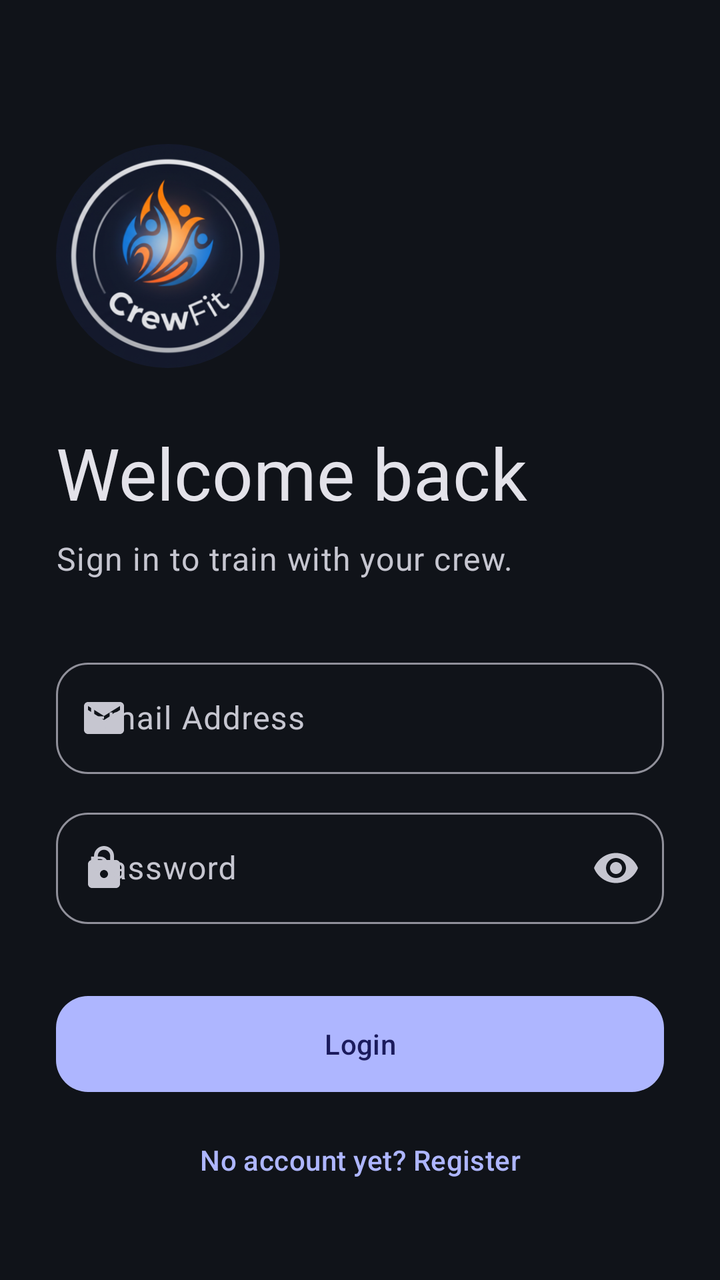
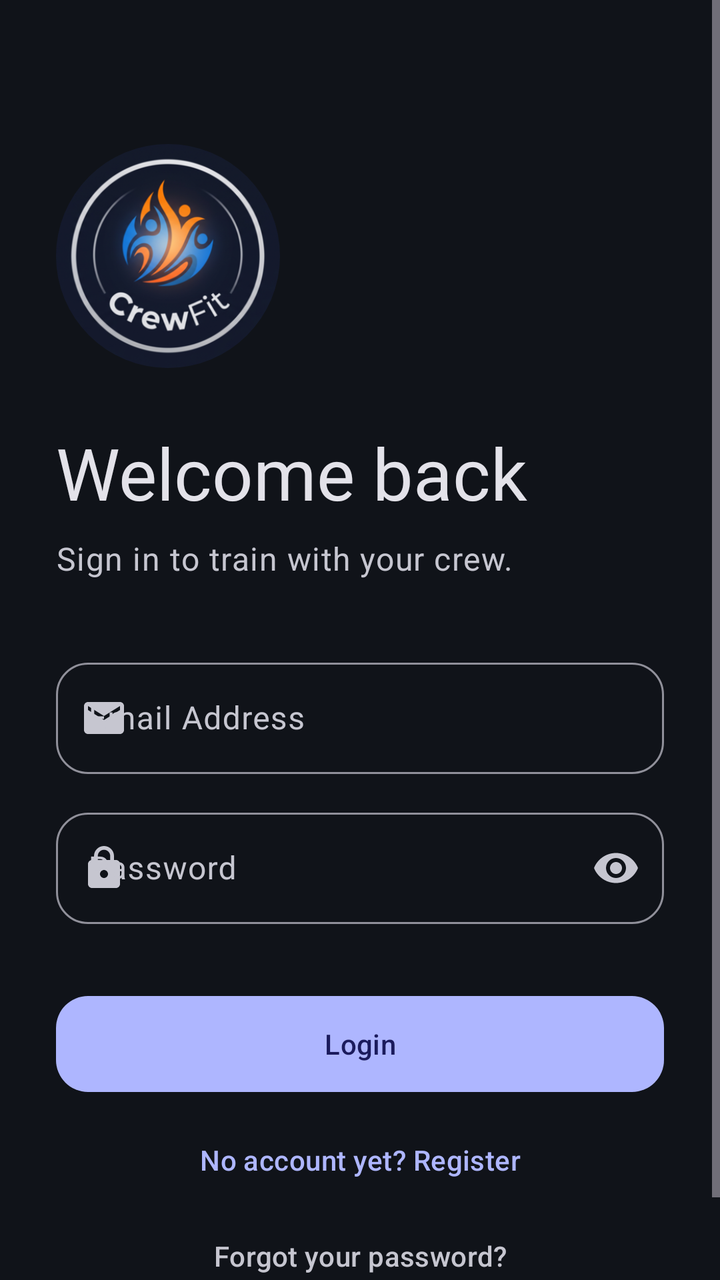

The first picture is an Android layout as it rendered before a commit; the second is the same layout after the commit. The layout source and the unified diff follow.
<!-- AndroidManifest.xml: application theme Theme.MobileSE -->
<!-- res/layout/screen_login.xml -->
<?xml version="1.0" encoding="utf-8"?>
<ScrollView xmlns:android="http://schemas.android.com/apk/res/android"
    xmlns:app="http://schemas.android.com/apk/res-auto"
    android:layout_width="match_parent"
    android:layout_height="match_parent"
    android:fillViewport="true"
    android:background="?attr/colorSurface">

    
    <androidx.constraintlayout.widget.ConstraintLayout
        android:layout_width="match_parent"
        android:layout_height="wrap_content">

    <androidx.constraintlayout.widget.ConstraintLayout
        android:layout_width="0dp"
        android:layout_height="wrap_content"
        app:layout_constraintWidth_max="@dimen/content_max_width"
        app:layout_constraintStart_toStartOf="parent"
        app:layout_constraintEnd_toEndOf="parent"
        app:layout_constraintTop_toTopOf="parent"
        android:paddingTop="72dp"
        android:paddingStart="28dp"
        android:paddingEnd="28dp"
        android:paddingBottom="32dp">

        <com.google.android.material.card.MaterialCardView
            android:id="@+id/cvLogoContainer"
            android:layout_width="@dimen/logo_size_large"
            android:layout_height="@dimen/logo_size_large"
            app:cardCornerRadius="56dp"
            app:cardElevation="0dp"
            app:strokeWidth="0dp"
            app:cardBackgroundColor="@android:color/transparent"
            app:layout_constraintTop_toTopOf="parent"
            app:layout_constraintStart_toStartOf="parent">

            <ImageView
                android:id="@+id/ivLogo"
                android:layout_width="match_parent"
                android:layout_height="match_parent"
                android:src="@drawable/logo_new"
                android:contentDescription="@string/logo_desc"
                android:scaleType="centerCrop" />
        </com.google.android.material.card.MaterialCardView>

        <TextView
            android:id="@+id/tvWelcome"
            android:layout_width="0dp"
            android:layout_height="wrap_content"
            android:text="@string/welcome_back"
            android:textAppearance="?attr/textAppearanceDisplaySmall"
            android:textColor="?attr/colorOnSurface"
            app:layout_constraintTop_toBottomOf="@id/cvLogoContainer"
            app:layout_constraintStart_toStartOf="parent"
            app:layout_constraintEnd_toEndOf="parent"
            android:layout_marginTop="28dp" />

        <TextView
            android:id="@+id/tvSub"
            android:layout_width="0dp"
            android:layout_height="wrap_content"
            android:text="@string/login_sub"
            android:textAppearance="?attr/textAppearanceBodyLarge"
            android:textColor="?attr/colorOnSurfaceVariant"
            app:layout_constraintTop_toBottomOf="@id/tvWelcome"
            app:layout_constraintStart_toStartOf="parent"
            app:layout_constraintEnd_toEndOf="parent"
            android:layout_marginTop="8dp" />

        <com.google.android.material.textfield.TextInputLayout
            android:id="@+id/tilEmail"
            style="@style/Widget.CrewFit.TextField"
            android:layout_width="match_parent"
            android:layout_height="wrap_content"
            android:hint="@string/email_hint"
            android:layout_marginTop="36dp"
            app:layout_constraintTop_toBottomOf="@id/tvSub"
            app:startIconDrawable="@drawable/ic_mail">

            <com.google.android.material.textfield.TextInputEditText
                android:id="@+id/etEmail"
                android:layout_width="match_parent"
                android:layout_height="wrap_content"
                android:autofillHints="emailAddress"
                android:inputType="textEmailAddress" />
        </com.google.android.material.textfield.TextInputLayout>

        <com.google.android.material.textfield.TextInputLayout
            android:id="@+id/tilPassword"
            style="@style/Widget.CrewFit.TextField"
            android:layout_width="match_parent"
            android:layout_height="wrap_content"
            android:hint="@string/password_hint"
            android:layout_marginTop="14dp"
            app:layout_constraintTop_toBottomOf="@id/tilEmail"
            app:startIconDrawable="@drawable/ic_lock"
            app:endIconMode="password_toggle">

            <com.google.android.material.textfield.TextInputEditText
                android:id="@+id/etPassword"
                android:layout_width="match_parent"
                android:layout_height="wrap_content"
                android:autofillHints="password"
                android:inputType="textPassword" />
        </com.google.android.material.textfield.TextInputLayout>

        <com.google.android.material.button.MaterialButton
            android:id="@+id/btnLogin"
            style="@style/Widget.CrewFit.Button"
            android:layout_width="match_parent"
            android:layout_height="wrap_content"
            android:text="@string/login_btn"
            android:layout_marginTop="32dp"
            app:layout_constraintTop_toBottomOf="@id/tilPassword" />

        <com.google.android.material.button.MaterialButton
            android:id="@+id/btnRegister"
            style="@style/Widget.CrewFit.Button.Text"
            android:layout_width="match_parent"
            android:layout_height="wrap_content"
            android:text="@string/register_prompt"
            android:layout_marginTop="6dp"
            app:layout_constraintTop_toBottomOf="@id/btnLogin" />

    </androidx.constraintlayout.widget.ConstraintLayout>
    </androidx.constraintlayout.widget.ConstraintLayout>
</ScrollView>
<!-- resources referenced by this layout -->
<resources>
  <dimen name="content_max_width">2000dp</dimen>
  <dimen name="logo_size_large">112dp</dimen>
  <string name="email_hint">Email Address</string>
  <string name="login_btn">Login</string>
  <string name="login_sub">Sign in to train with your crew.</string>
  <string name="logo_desc">CrewFit Logo</string>
  <string name="password_hint">Password</string>
  <string name="register_prompt">No account yet? Register</string>
  <string name="welcome_back">Welcome back</string>
  <style name="Widget.CrewFit.Button.Text" parent="Widget.Material3.Button.TextButton" />
  <style name="Theme.MobileSE" parent="Base.Theme.MobileSE" />
  <color name="md_on_surface_variant">#C6C6D0</color>
  <color name="md_primary">#AEB6FF</color>
  <color name="md_on_primary">#1B1B5C</color>
  <color name="md_primary_container">#3A3F9E</color>
  <color name="md_on_primary_container">#E0E3FF</color>
  <color name="md_secondary">#6FE7B7</color>
  <color name="md_on_secondary">#00382A</color>
  <color name="md_secondary_container">#00513E</color>
  <color name="md_on_secondary_container">#8CFFD1</color>
  <color name="md_tertiary">#FFB77C</color>
  <color name="md_on_tertiary">#4A2800</color>
  <color name="md_tertiary_container">#6A3B00</color>
  <color name="md_on_tertiary_container">#FFDCC2</color>
  <color name="md_error">#FFB4AB</color>
  <color name="md_on_error">#690005</color>
  <color name="md_error_container">#93000A</color>
  <color name="md_on_error_container">#FFDAD6</color>
  <color name="md_surface">#101319</color>
  <color name="md_on_surface">#E3E2E9</color>
  <color name="md_surface_variant">#45464F</color>
  <color name="md_surface_container_lowest">#0B0E13</color>
  <color name="md_surface_container_low">#181B21</color>
  <color name="md_surface_container">#1C1F26</color>
  <color name="md_surface_container_high">#272A31</color>
  <color name="md_surface_container_highest">#32353C</color>
  <color name="md_outline">#90909A</color>
  <color name="md_outline_variant">#45464F</color>
  <color name="md_inverse_surface">#E3E2E9</color>
  <color name="md_inverse_on_surface">#2E3036</color>
  <style name="ShapeAppearance.CrewFit.Small" parent="ShapeAppearance.Material3.Corner.Small">
          <item name="cornerSize">12dp</item>
      </style>
  <style name="ShapeAppearance.CrewFit.Medium" parent="ShapeAppearance.Material3.Corner.Medium">
          <item name="cornerSize">20dp</item>
      </style>
  <style name="ShapeAppearance.CrewFit.Large" parent="ShapeAppearance.Material3.Corner.Large">
          <item name="cornerSize">28dp</item>
      </style>
  <style name="Widget.CrewFit.BottomNav.Indicator" parent="Widget.Material3.BottomNavigationView.ActiveIndicator">
          <item name="android:color">@android:color/transparent</item>
      </style>
  <style name="MaterialAlertDialog.CrewFit" parent="MaterialAlertDialog.Material3">
          <item name="shapeAppearance">@style/ShapeAppearance.CrewFit.Large</item>
          <item name="backgroundTint">@color/md_surface_container_high</item>
      </style>
  <style name="MaterialAlertDialog.CrewFit.Title" parent="MaterialAlertDialog.Material3.Title.Text">
          <item name="android:textAppearance">?attr/textAppearanceHeadlineSmall</item>
          <item name="android:textColor">@color/md_on_surface</item>
      </style>
  <style name="MaterialAlertDialog.CrewFit.Body" parent="MaterialAlertDialog.Material3.Body.Text">
          <item name="android:textAppearance">?attr/textAppearanceBodyLarge</item>
          <item name="android:textColor">@color/md_on_surface_variant</item>
      </style>
  <style name="Widget.CrewFit.Dialog.Button" parent="Widget.Material3.Button.TextButton.Dialog">
          <item name="android:textColor">@color/md_primary</item>
          <item name="android:textAppearance">?attr/textAppearanceLabelLarge</item>
      </style>
  <!-- unchanged entries left out for length: 9 -->
</resources>

<!-- the commit's change to res/layout/screen_login.xml (unified diff, before → after) -->
@@ -122,6 +122,16 @@
             android:layout_marginTop="6dp"
             app:layout_constraintTop_toBottomOf="@id/btnLogin" />
 
+        
+        <com.google.android.material.button.MaterialButton
+            android:id="@+id/btnForgotPassword"
+            style="@style/Widget.CrewFit.Button.Text"
+            android:layout_width="match_parent"
+            android:layout_height="wrap_content"
+            android:text="@string/forgot_password"
+            android:textColor="?attr/colorOnSurfaceVariant"
+            app:layout_constraintTop_toBottomOf="@id/btnRegister" />
+
     </androidx.constraintlayout.widget.ConstraintLayout>
     </androidx.constraintlayout.widget.ConstraintLayout>
 </ScrollView>
<!-- resource entries referenced after the edit -->
@@ -3,6 +3,7 @@
   <dimen name="content_max_width">2000dp</dimen>
   <dimen name="logo_size_large">112dp</dimen>
   <string name="email_hint">Email Address</string>
+  <string name="forgot_password">Forgot your password?</string>
   <string name="login_btn">Login</string>
   <string name="login_sub">Sign in to train with your crew.</string>
   <string name="logo_desc">CrewFit Logo</string>
